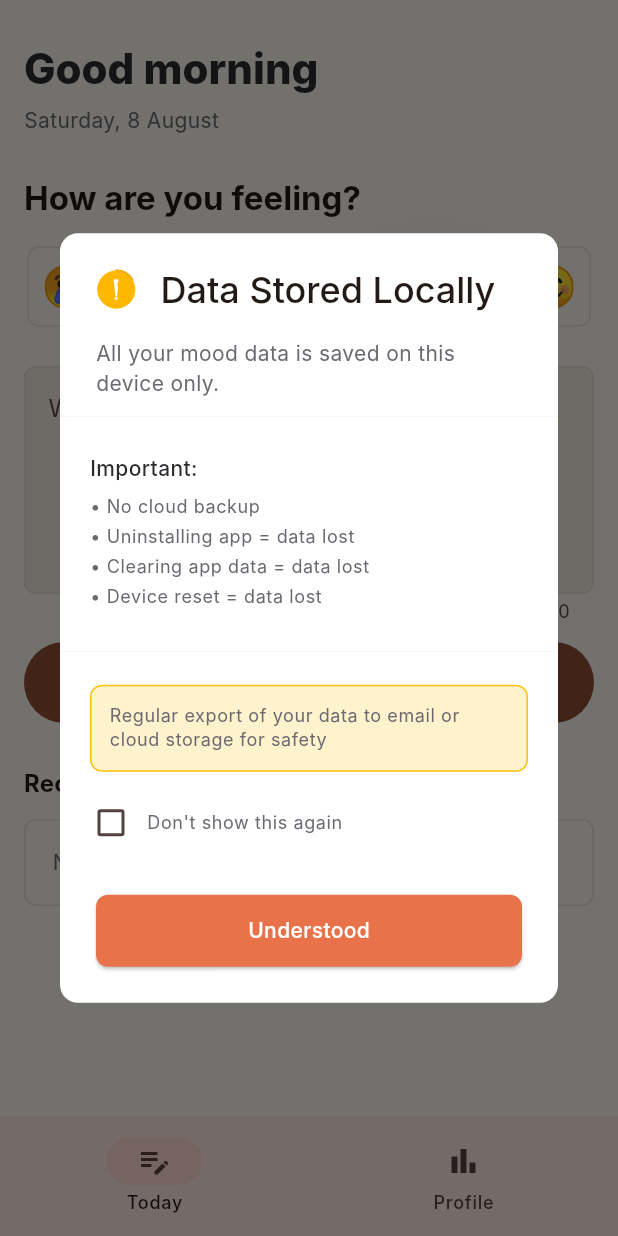
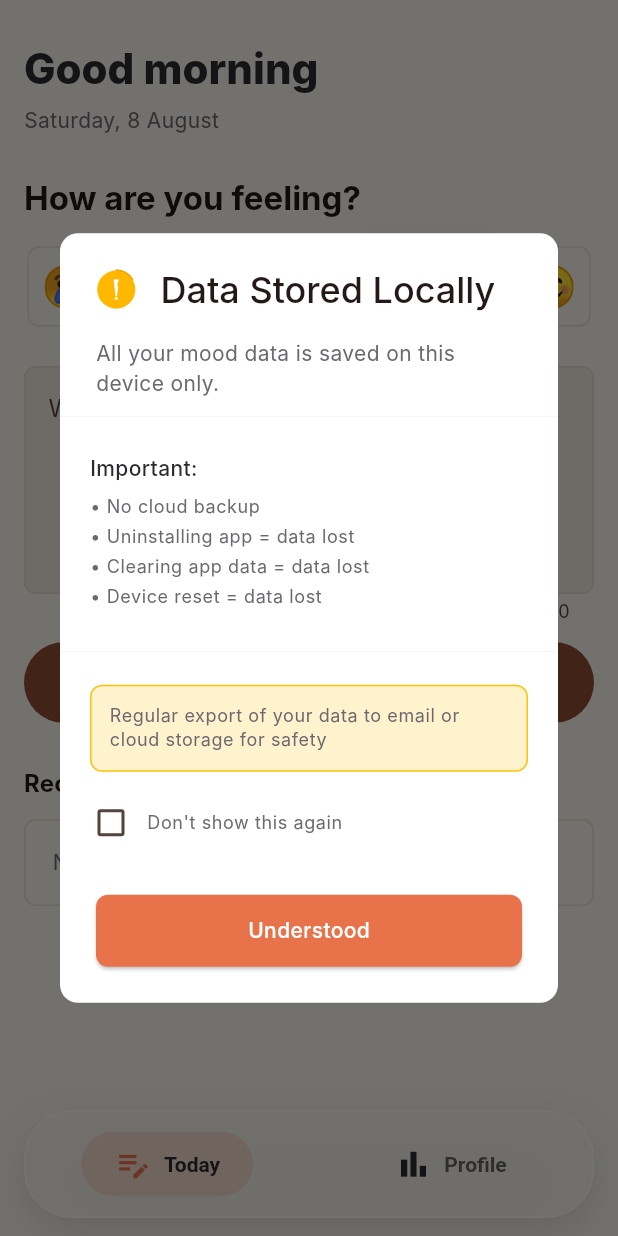
Before and after one commit to Revaldo11/mood_tracker_app, a Flutter app: the MainShell screen opened directly, on a phone screen of 412 x 824 dp. Run offline on Flutter 3.47's test engine with Material 3 defaults, Android fonts, the phone set to English and light mode, and no system bars; drawn by our look-alikes of flutter_animate; our stand-ins replace confetti, email_validator, fl_chart, flutter_local_notifications, flutter_timezone, get and 4 more; missing offline and left inert: android_alarm_manager_plus, bcrypt, workmanager; accounts and stored records are empty; Roboto replaces fonts that are missing (Inter).

```diff
--- a/lib/data/sources/local_database.dart
+++ b/lib/data/sources/local_database.dart
@@ -67,6 +67,12 @@ class LocalDatabase implements MoodRepository {
   Future<List<MoodEntry>> getEntries() async {
     final entries = _box.values
         .whereType<Map>()
+        .where((entry) =>
+            entry.containsKey('id') &&
+            entry.containsKey('mood') &&
+            entry.containsKey('notes') &&
+            entry.containsKey('timestamp') &&
+            entry.containsKey('emoji'))
         .map(MoodEntryModel.fromMap)
         .toList()
       ..sort((a, b) => b.timestamp.compareTo(a.timestamp));
--- a/lib/presentation/screens/main_shell.dart
+++ b/lib/presentation/screens/main_shell.dart
@@ -1,5 +1,8 @@
+import 'dart:ui';
+
 import 'package:flutter/material.dart';
 import 'package:get/get.dart';
+import 'package:mood_tracker/constant/app_colors.dart';
 
 import '../controllers/mood_controller.dart';
 import '../../services/notification_service.dart';
@@ -27,6 +30,7 @@ class MainShell extends GetView<MoodController> {
 
     return Obx(
       () => Scaffold(
+        extendBody: true,
         body: IndexedStack(
           index: controller.selectedTab.value,
           children: const [
@@ -34,25 +38,137 @@ class MainShell extends GetView<MoodController> {
             ProfileScreen(),
           ],
         ),
-        bottomNavigationBar: NavigationBar(
-          selectedIndex: controller.selectedTab.value,
-          onDestinationSelected: (index) {
-            controller.selectedTab.value = index;
-          },
-          destinations: const [
-            NavigationDestination(
-              icon: Icon(Icons.edit_note_outlined),
-              selectedIcon: Icon(Icons.edit_note),
-              label: 'Today',
+        bottomNavigationBar: SafeArea(
+          minimum: const EdgeInsets.fromLTRB(16, 0, 16, 12),
+          child: Container(
+            height: 72,
+            decoration: BoxDecoration(
+              borderRadius: BorderRadius.circular(32),
+              boxShadow: [
+                BoxShadow(
+                  color: Colors.black.withValues(
+                    alpha: Theme.of(context).brightness == Brightness.dark
+                        ? 0.28
+                        : 0.12,
+                  ),
+                  blurRadius: 24,
+                  offset: const Offset(0, 10),
+                ),
+              ],
             ),
-            NavigationDestination(
-              icon: Icon(Icons.bar_chart_outlined),
-              selectedIcon: Icon(Icons.bar_chart),
-              label: 'Profile',
+            child: ClipRRect(
+              borderRadius: BorderRadius.circular(32),
+              child: BackdropFilter(
+                filter: ImageFilter.blur(sigmaX: 18, sigmaY: 18),
+                child: Container(
+                  decoration: BoxDecoration(
+                    color: Theme.of(context).brightness == Brightness.dark
+                        ? AppColors.nightDim.withValues(alpha: 0.78)
+                        : AppColors.paper.withValues(alpha: 0.76),
+                    borderRadius: BorderRadius.circular(32),
+                    border: Border.all(
+                      color: Theme.of(context).brightness == Brightness.dark
+                          ? AppColors.mist.withValues(alpha: 0.14)
+                          : Colors.white.withValues(alpha: 0.72),
+                    ),
+                  ),
+                  child: Row(
+                    children: [
+                      _NavigationItem(
+                        label: 'Today',
+                        icon: Icons.edit_note_outlined,
+                        selectedIcon: Icons.edit_note,
+                        selected: controller.selectedTab.value == 0,
+                        onTap: () => controller.selectedTab.value = 0,
+                      ),
+                      _NavigationItem(
+                        label: 'Profile',
+                        icon: Icons.bar_chart_outlined,
+                        selectedIcon: Icons.bar_chart,
+                        selected: controller.selectedTab.value == 1,
+                        onTap: () => controller.selectedTab.value = 1,
+                      ),
+                    ],
+                  ),
+                ),
+              ),
             ),
-          ],
+          ),
         ),
       ),
     );
   }
 }
+
+class _NavigationItem extends StatelessWidget {
+  const _NavigationItem({
+    required this.label,
+    required this.icon,
+    required this.selectedIcon,
+    required this.selected,
+    required this.onTap,
+  });
+
+  final String label;
+  final IconData icon;
+  final IconData selectedIcon;
+  final bool selected;
+  final VoidCallback onTap;
+
+  @override
+  Widget build(BuildContext context) {
+    final foregroundColor = Theme.of(context).brightness == Brightness.dark
+        ? AppColors.mist
+        : AppColors.ink;
+
+    return Expanded(
+      child: Semantics(
+        button: true,
+        selected: selected,
+        label: label,
+        child: InkWell(
+          onTap: onTap,
+          borderRadius: BorderRadius.circular(28),
+          child: Center(
+            child: AnimatedContainer(
+              duration: const Duration(milliseconds: 220),
+              curve: Curves.easeOutCubic,
+              padding: const EdgeInsets.symmetric(horizontal: 22, vertical: 9),
+              decoration: BoxDecoration(
+                color: selected
+                    ? AppColors.accent.withValues(alpha: 0.18)
+                    : Colors.transparent,
+                borderRadius: BorderRadius.circular(24),
+              ),
+              child: Row(
+                mainAxisSize: MainAxisSize.min,
+                children: [
+                  AnimatedSwitcher(
+                    duration: const Duration(milliseconds: 180),
+                    child: Icon(
+                      selected ? selectedIcon : icon,
+                      key: ValueKey(selected),
+                      size: 25,
+                      color: selected ? AppColors.accent : foregroundColor,
+                    ),
+                  ),
+                  const SizedBox(width: 8),
+                  AnimatedDefaultTextStyle(
+                    duration: const Duration(milliseconds: 180),
+                    style: TextStyle(
+                      color: selected
+                          ? foregroundColor
+                          : foregroundColor.withValues(alpha: 0.72),
+                      fontWeight: selected ? FontWeight.w700 : FontWeight.w600,
+                    ),
+                    child: Text(label),
+                  ),
+                ],
+              ),
+            ),
+          ),
+        ),
+      ),
+    );
+  }
+}
--- a/lib/presentation/screens/onboarding_screen.dart
+++ b/lib/presentation/screens/onboarding_screen.dart
@@ -256,8 +256,13 @@ class _FirstMoodPage extends StatelessWidget {
   @override
   Widget build(BuildContext context) {
     return _OnboardingScaffold(
-      child: Column(
-        children: [
+      child: LayoutBuilder(
+        builder: (context, constraints) => SingleChildScrollView(
+          child: ConstrainedBox(
+            constraints: BoxConstraints(minHeight: constraints.maxHeight),
+            child: IntrinsicHeight(
+              child: Column(
+                children: [
           SizedBox(height: MediaQuery.of(context).size.height * 0.08),
           Text(
             'How are you feeling today?',
@@ -333,8 +338,12 @@ class _FirstMoodPage extends StatelessWidget {
           ),
           const Spacer(),
           _PrimaryButton(text: "Let's Go!", onPressed: onComplete),
-          const SizedBox(height: 24),
-        ],
+                  const SizedBox(height: 24),
+                ],
+              ),
+            ),
+          ),
+        ),
       ),
     );
   }
--- a/lib/services/notification_service.dart
+++ b/lib/services/notification_service.dart
@@ -22,7 +22,7 @@ class NotificationService {
       return;
     }
 
-    const androidSettings = AndroidInitializationSettings('ic_launcher');
+    const androidSettings = AndroidInitializationSettings('ic_notification');
     const initializationSettings = InitializationSettings(
       android: androidSettings,
     );
```
Also changed, not shown: 4 other files.
